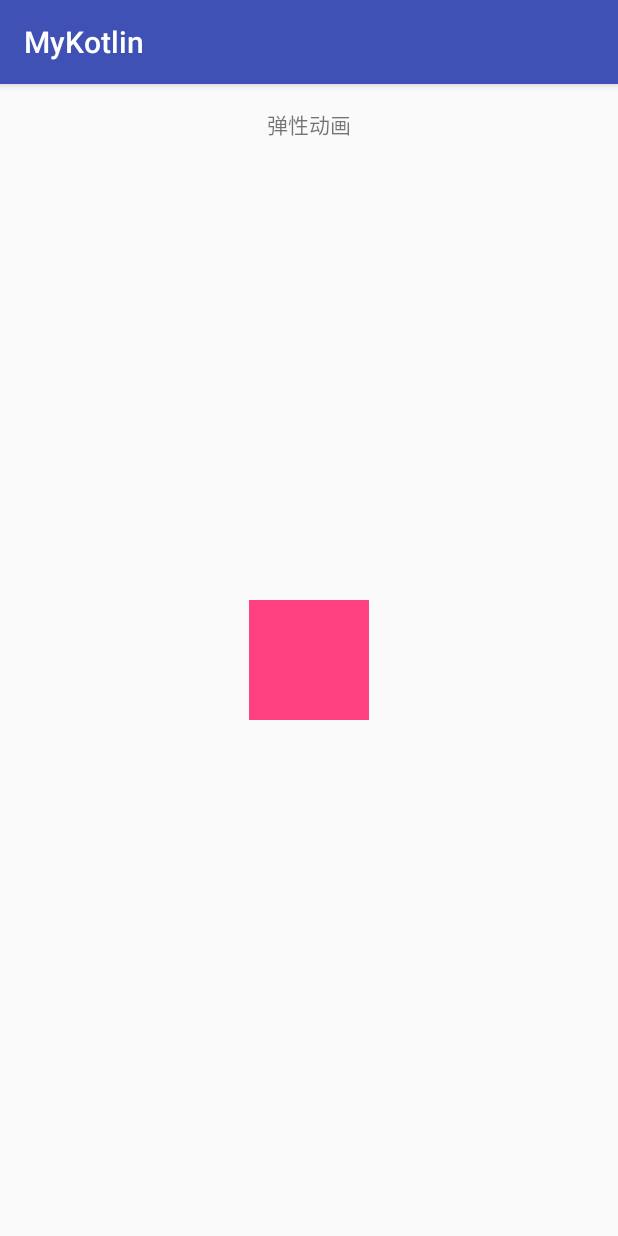
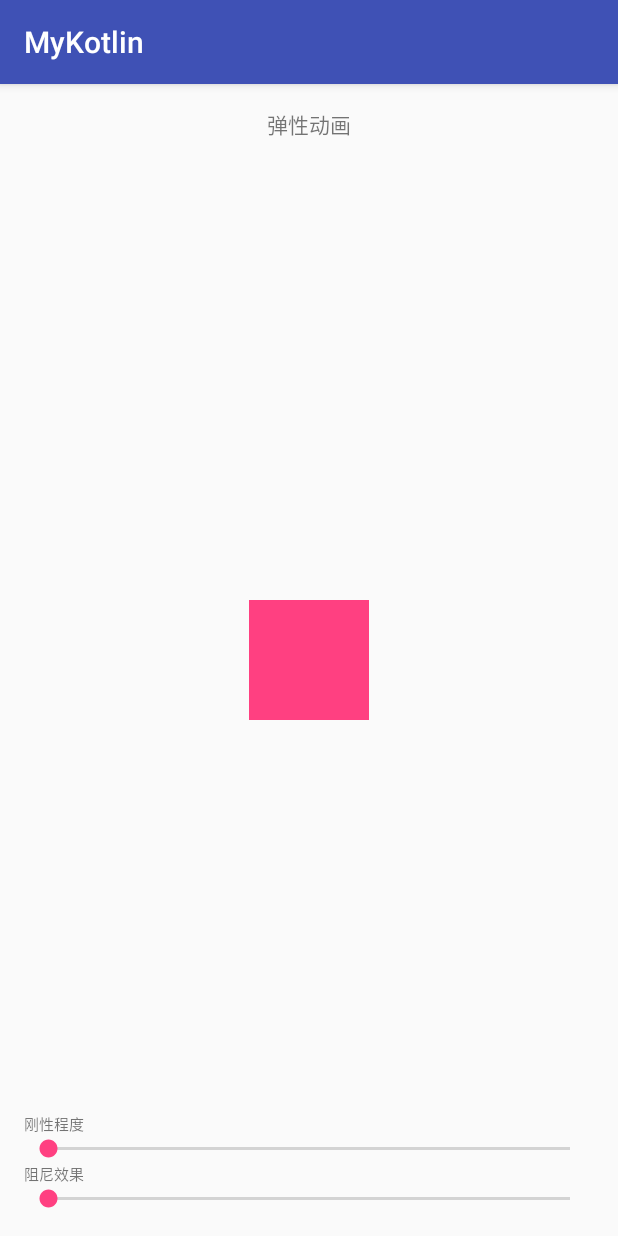
Before and after one commit to xieenqi/KotlinLearn, an Android app: the SpringAnimationActivity screen opened directly, with no data from a screen before it, on a phone screen of 412 x 824 dp. Run offline under Robolectric (Android 15) with nearby library versions, the phone set to English and light mode, and no system bars.

Commit message:
弹簧动画效果 实现

```diff
--- a/app/src/main/res/layout/activity_spring_animation.xml
+++ b/app/src/main/res/layout/activity_spring_animation.xml
@@ -23,4 +23,33 @@
         android:layout_centerInParent="true"
         android:background="@color/colorAccent" />
 
+    <LinearLayout
+        android:layout_width="match_parent"
+        android:layout_height="wrap_content"
+        android:layout_alignParentBottom="true"
+        android:orientation="vertical">
+
+        <TextView
+            android:layout_width="match_parent"
+            android:layout_height="wrap_content"
+            android:text="刚性程度"
+            android:textSize="10sp" />
+
+        <SeekBar
+            android:id="@+id/Stiffne"
+            android:layout_width="match_parent"
+            android:layout_height="wrap_content" />
+
+        <TextView
+            android:layout_width="match_parent"
+            android:layout_height="wrap_content"
+            android:text="阻尼效果"
+            android:textSize="10sp" />
+
+        <SeekBar
+            android:id="@+id/Damping"
+            android:layout_width="match_parent"
+            android:layout_height="wrap_content" />
+    </LinearLayout>
+
 </RelativeLayout>
```
Also changed, not shown: app/src/main/java/com/mykotlin/SpringAnimationActivity.kt (+46 -2 lines).
